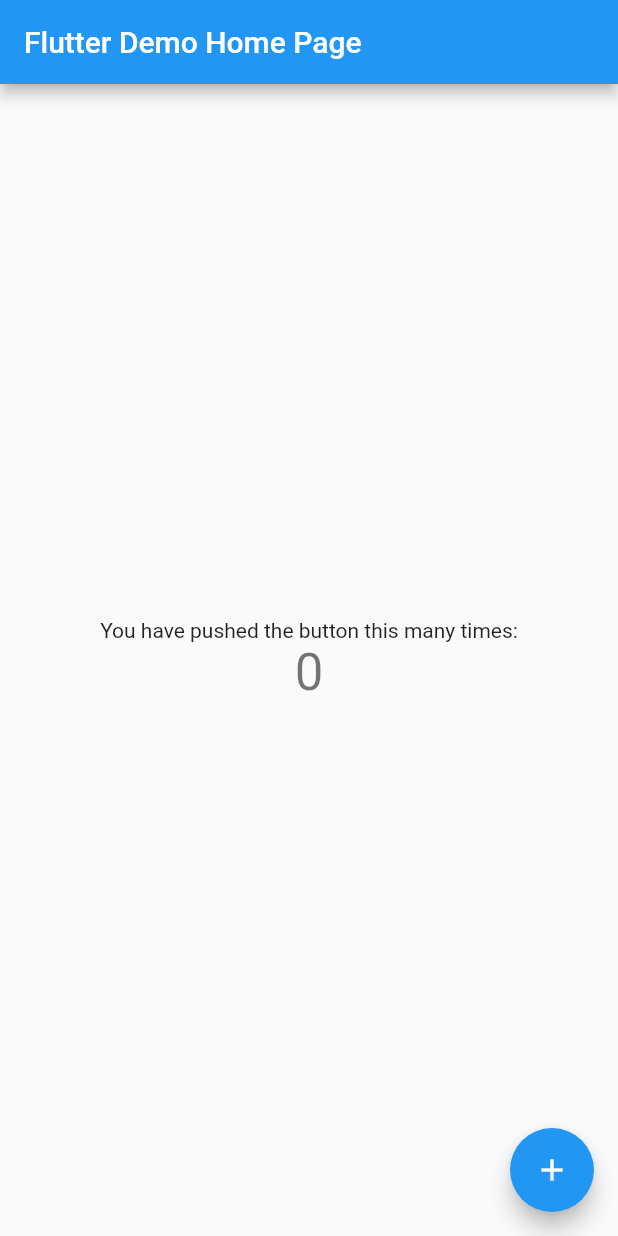
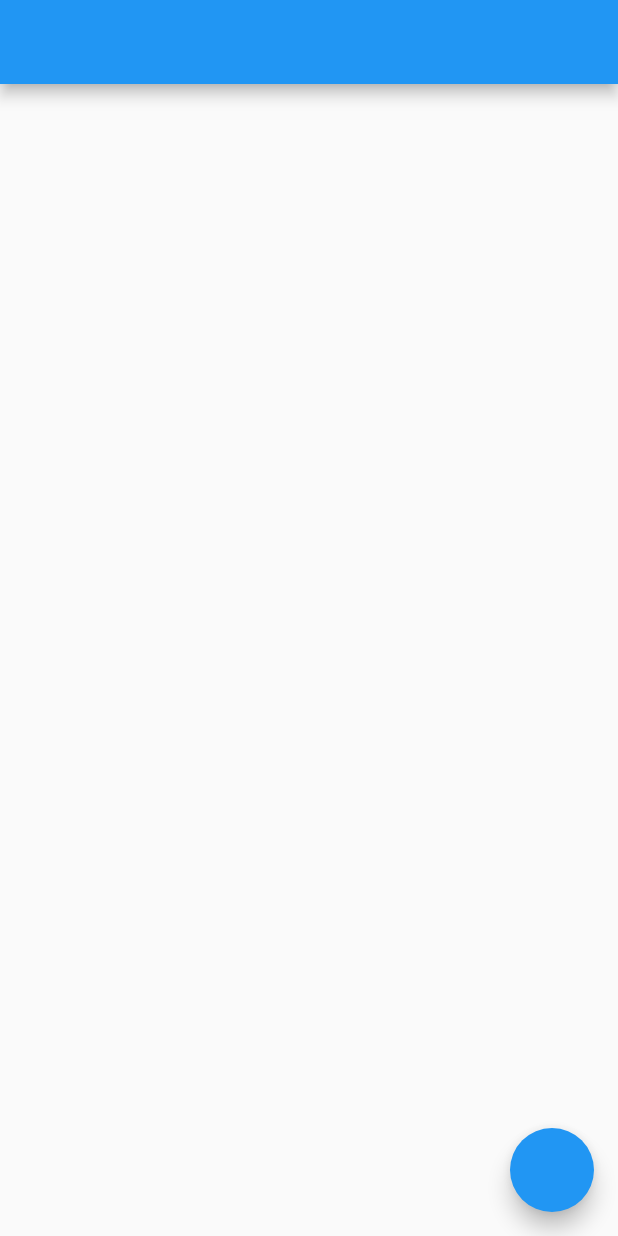
Before and after one commit to MoamenMohamed101/news_app, a Flutter app: the screen it shows after launch, on a phone screen of 412 x 824 dp. Run offline on Flutter 3.47's test engine with Material 2 defaults, Android fonts, the phone set to English and light mode, and no system bars; our stand-ins replace flutter_bloc.

Commit message:
news_app

```diff
--- /dev/null
+++ b/lib/layout/new_layout.dart
@@ -0,0 +1,17 @@
+import 'package:flutter/cupertino.dart';
+import 'package:flutter/material.dart';
+
+class NewsLayout extends StatelessWidget {
+  NewsLayout({Key? key}) : super(key: key);
+  List screens = [];
+  List appBar = [];
+
+  @override
+  Widget build(BuildContext context) {
+    return Scaffold(
+      floatingActionButton: FloatingActionButton(onPressed: () {}),
+      appBar: AppBar(),
+      //bottomNavigationBar: BottomNavigationBar(items: const []),
+    );
+  }
+}
--- a/lib/main.dart
+++ b/lib/main.dart
@@ -1,116 +1,11 @@
 import 'package:flutter/material.dart';
+import 'package:news_app/layout/new_layout.dart';
 
-void main() {
-  runApp(const MyApp());
+main() {
+  runApp(
+    MaterialApp(
+      debugShowCheckedModeBanner: false,
+      home: NewsLayout(),
+    ),
+  );
 }
-
-class MyApp extends StatelessWidget {
-  const MyApp({super.key});
-
-  // This widget is the root of your application.
-  @override
-  Widget build(BuildContext context) {
-    return MaterialApp(
-      title: 'Flutter Demo',
-      theme: ThemeData(
-        // This is the theme of your application.
-        //
-        // Try running your application with "flutter run". You'll see the
-        // application has a blue toolbar. Then, without quitting the app, try
-        // changing the primarySwatch below to Colors.green and then invoke
-        // "hot reload" (press "r" in the console where you ran "flutter run",
-        // or simply save your changes to "hot reload" in a Flutter IDE).
-        // Notice that the counter didn't reset back to zero; the application
-        // is not restarted.
-        primarySwatch: Colors.blue,
-      ),
-      home: const MyHomePage(title: 'Flutter Demo Home Page'),
-    );
-  }
-}
-
-class MyHomePage extends StatefulWidget {
-  const MyHomePage({super.key, required this.title});
-
-  // This widget is the home page of your application. It is stateful, meaning
-  // that it has a State object (defined below) that contains fields that affect
-  // how it looks.
-
-  // This class is the configuration for the state. It holds the values (in this
-  // case the title) provided by the parent (in this case the App widget) and
-  // used by the build method of the State. Fields in a Widget subclass are
-  // always marked "final".
-
-  final String title;
-
-  @override
-  State<MyHomePage> createState() => _MyHomePageState();
-}
-
-class _MyHomePageState extends State<MyHomePage> {
-  int _counter = 0;
-
-  void _incrementCounter() {
-    setState(() {
-      // This call to setState tells the Flutter framework that something has
-      // changed in this State, which causes it to rerun the build method below
-      // so that the display can reflect the updated values. If we changed
-      // _counter without calling setState(), then the build method would not be
-      // called again, and so nothing would appear to happen.
-      _counter++;
-    });
-  }
-
-  @override
-  Widget build(BuildContext context) {
-    // This method is rerun every time setState is called, for instance as done
-    // by the _incrementCounter method above.
-    //
-    // The Flutter framework has been optimized to make rerunning build methods
-    // fast, so that you can just rebuild anything that needs updating rather
-    // than having to individually change instances of widgets.
-    return Scaffold(
-      appBar: AppBar(
-        // Here we take the value from the MyHomePage object that was created by
-        // the App.build method, and use it to set our appbar title.
-        title: Text(widget.title),
-      ),
-      body: Center(
-        // Center is a layout widget. It takes a single child and positions it
-        // in the middle of the parent.
-        child: Column(
-          // Column is also a layout widget. It takes a list of children and
-          // arranges them vertically. By default, it sizes itself to fit its
-          // children horizontally, and tries to be as tall as its parent.
-          //
-          // Invoke "debug painting" (press "p" in the console, choose the
-          // "Toggle Debug Paint" action from the Flutter Inspector in Android
-          // Studio, or the "Toggle Debug Paint" command in Visual Studio Code)
-          // to see the wireframe for each widget.
-          //
-          // Column has various properties to control how it sizes itself and
-          // how it positions its children. Here we use mainAxisAlignment to
-          // center the children vertically; the main axis here is the vertical
-          // axis because Columns are vertical (the cross axis would be
-          // horizontal).
-          mainAxisAlignment: MainAxisAlignment.center,
-          children: <Widget>[
-            const Text(
-              'You have pushed the button this many times:',
-            ),
-            Text(
-              '$_counter',
-              style: Theme.of(context).textTheme.headline4,
-            ),
-          ],
-        ),
-      ),
-      floatingActionButton: FloatingActionButton(
-        onPressed: _incrementCounter,
-        tooltip: 'Increment',
-        child: const Icon(Icons.add),
-      ), // This trailing comma makes auto-formatting nicer for build methods.
-    );
-  }
-}
-//https://newsapi.org/v2/everything?q=tesla&apiKey=65f7f556ec76449fa7dc7c0069f040ca
--- /dev/null
+++ b/lib/shared/cubit/states.dart
@@ -0,0 +1,5 @@
+abstract class NewsStates {}
+
+class NewsInitialStates extends NewsStates {}
+
+class NewsBottomNavStates extends NewsStates {}
--- a/pubspec.yaml
+++ b/pubspec.yaml
@@ -36,6 +36,9 @@ dependencies:
   # The following adds the Cupertino Icons font to your application.
   # Use with the CupertinoIcons class for iOS style icons.
   cupertino_icons: ^1.0.2
+  conditional_builder_null_safety: ^0.0.6
+  bloc: ^8.1.0
+  flutter_bloc: ^8.1.1
 
 dev_dependencies:
   flutter_test:
```
Also changed, not shown: lib/modules/business_screen.dart (added, +16 -0 lines), lib/modules/science_screen.dart (added, +16 -0 lines), lib/modules/sports_screen.dart (added, +16 -0 lines), lib/shared/cubit/cubit.dart (added, +8 -0 lines), pubspec.lock.
